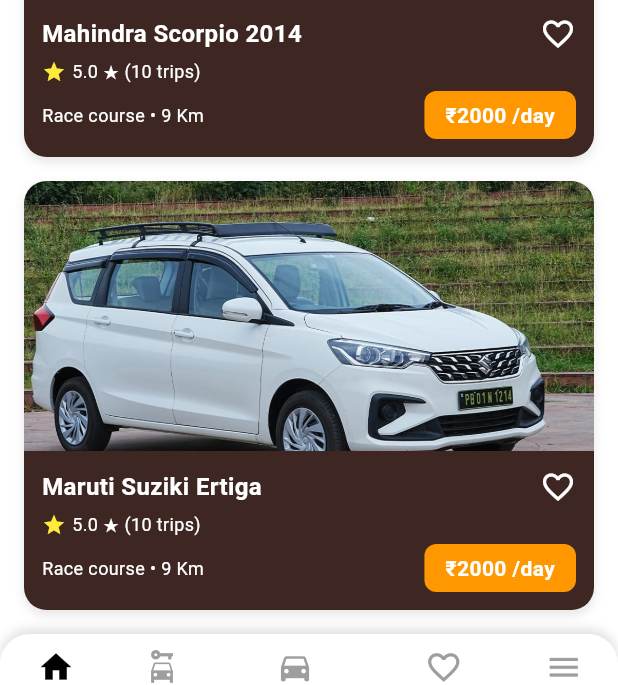
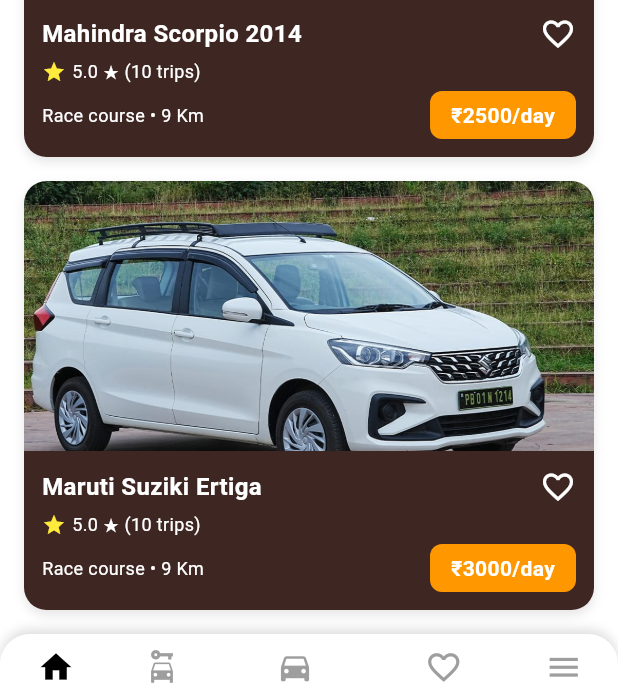
Before and after one commit to Deep-Kacha/Car_Rent_App, a Flutter app: the screen it shows after launch, scrolled down 402 dp, on a phone screen of 412 x 824 dp. Shown: the part 497-1182 px from the top of the screen. Run offline on Flutter 3.47's test engine with Material 3 defaults, Android fonts, the phone set to English and light mode, and no system bars; network calls fail.

Commit message:
create different price for cars

```diff
--- a/car_rental_project/lib/Home Page/home_page.dart
+++ b/car_rental_project/lib/Home Page/home_page.dart
@@ -41,18 +41,21 @@ class _HomePageState extends State<HomePage> {
       "image": "assets/images/1car.jpg",
       "details": "5.0 ★ 143 Trips | Price: ₹2000/day",
       "category": "Cars",
+      "price": "₹2000/day",
     },
     {
       "name": "Mahindra Scorpio 2014",
       "image": "assets/images/2car.jpg",
       "details": "5.0 ★ 114 Trips | Price: ₹2500/day",
       "category": "SUVs",
+      "price": "₹2500/day",
     },
     {
       "name": "Maruti Suziki Ertiga",
       "image": "assets/images/4car.jpg",
-      "details": "5.0 ★ 12 Trips | Price: ₹2500/day",
+      "details": "5.0 ★ 12 Trips | Price: ₹3000/day",
       "category": "Vans",
+      "price": "₹3000/day",
     },
   ];
 
@@ -287,7 +290,7 @@ class _HomePageState extends State<HomePage> {
                                                       BorderRadius.circular(8),
                                                 ),
                                                 child: Text(
-                                                  "₹2000 /day",
+                                                  filteredCars[index]["price"]!,
                                                   style: TextStyle(
                                                     color: Colors.white,
                                                     fontWeight: FontWeight.bold,
```
